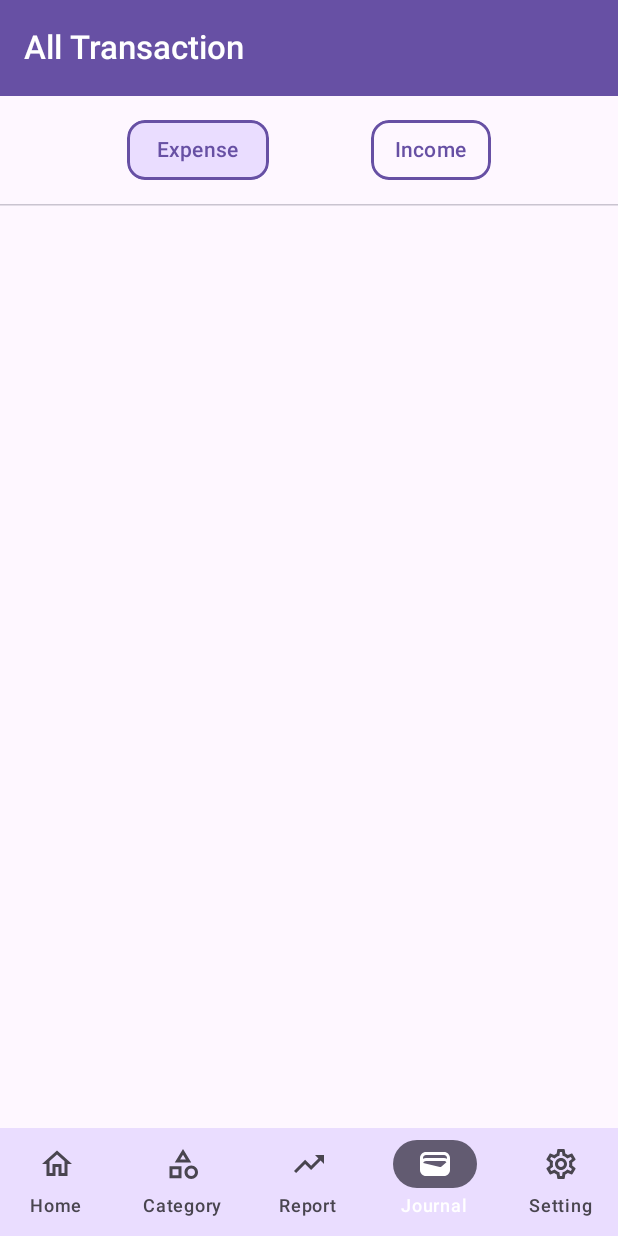
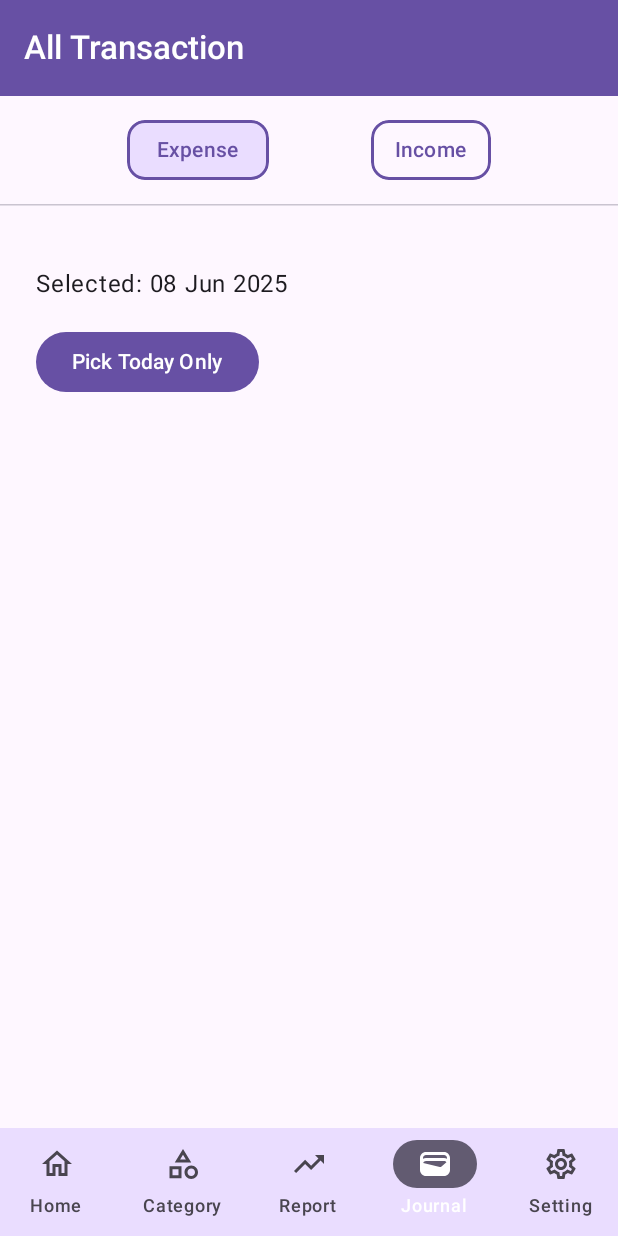
Before and after one commit to dipuvarma/Fin_Slice, an Android app built with Jetpack Compose: the MainScreen screen opened through its navigation route, item 4 of the bottom bar chosen, on a phone screen of 412 x 824 dp. Run offline under Robolectric (Android 15) with nearby library versions, the phone set to English and light mode, and no system bars; our stand-ins replace Dagger/Hilt's generated code.

Commit message:
date picker added

```diff
--- a/app/build.gradle.kts
+++ b/app/build.gradle.kts
@@ -86,6 +86,7 @@ dependencies {
 
     implementation ("com.google.code.gson:gson:2.13.1")
 
+    implementation("androidx.compose.material3:material3:1.4.0-alpha15")
 
 
 }
--- a/app/src/main/java/com/dipuguide/finslice/presentation/screens/history/ExpenseHistoryScreen.kt
+++ b/app/src/main/java/com/dipuguide/finslice/presentation/screens/history/ExpenseHistoryScreen.kt
@@ -1,7 +1,8 @@
 package com.dipuguide.finslice.presentation.screens.history
 
-import android.widget.Toast
-import androidx.collection.CircularArray
+import android.os.Build
+import android.util.Log
+import androidx.annotation.RequiresApi
 import androidx.compose.foundation.background
 import androidx.compose.foundation.layout.Arrangement
 import androidx.compose.foundation.layout.Box
@@ -11,20 +12,15 @@ import androidx.compose.foundation.layout.fillMaxSize
 import androidx.compose.foundation.layout.fillMaxWidth
 import androidx.compose.foundation.layout.padding
 import androidx.compose.foundation.layout.size
-import androidx.compose.foundation.layout.width
 import androidx.compose.foundation.layout.widthIn
 import androidx.compose.foundation.lazy.LazyColumn
 import androidx.compose.foundation.lazy.items
 import androidx.compose.foundation.shape.CircleShape
 import androidx.compose.foundation.shape.RoundedCornerShape
 import androidx.compose.material.icons.Icons
-import androidx.compose.material.icons.automirrored.filled.ReceiptLong
-import androidx.compose.material.icons.automirrored.filled.ShowChart
-import androidx.compose.material.icons.automirrored.filled.TrendingUp
 import androidx.compose.material.icons.filled.AttachMoney
 import androidx.compose.material.icons.filled.Business
 import androidx.compose.material.icons.filled.CardGiftcard
-import androidx.compose.material.icons.filled.Home
 import androidx.compose.material.icons.filled.HomeWork
 import androidx.compose.material.icons.filled.Receipt
 import androidx.compose.material.icons.filled.ReceiptLong
@@ -33,38 +29,140 @@ import androidx.compose.material.icons.filled.ShoppingCart
 import androidx.compose.material.icons.filled.ShowChart
 import androidx.compose.material.icons.filled.TrendingUp
 import androidx.compose.material.icons.filled.Work
+import androidx.compose.material3.Button
+import androidx.compose.material3.DatePicker
+import androidx.compose.material3.DatePickerDefaults
+import androidx.compose.material3.DatePickerDialog
+import androidx.compose.material3.DatePickerFormatter
+import androidx.compose.material3.DisplayMode
+import androidx.compose.material3.ExperimentalMaterial3Api
 import androidx.compose.material3.Icon
 import androidx.compose.material3.MaterialTheme
+import androidx.compose.material3.SelectableDates
 import androidx.compose.material3.Surface
 import androidx.compose.material3.Text
-import androidx.compose.runtime.Composable
+import androidx.compose.material3.TextButton
+import androidx.compose.material3.rememberDatePickerState
 import androidx.compose.runtime.*
-import androidx.compose.runtime.collectAsState
 import androidx.compose.ui.Alignment
 import androidx.compose.ui.Modifier
 import androidx.compose.ui.draw.clip
 import androidx.compose.ui.graphics.Brush
-import androidx.compose.ui.graphics.RectangleShape
 import androidx.compose.ui.platform.LocalContext
 import androidx.compose.ui.text.font.FontWeight
 import androidx.compose.ui.text.style.TextOverflow
-import androidx.compose.ui.tooling.preview.Preview
 import androidx.compose.ui.unit.dp
-import com.dipuguide.finslice.presentation.navigation.Home
-import com.dipuguide.finslice.presentation.screens.main.transaction.ExpenseTransactionUiEvent
 import com.dipuguide.finslice.presentation.screens.main.transaction.ExpenseTransactionViewModel
+import com.dipuguide.finslice.utils.formatTimestampToDateTime
+import java.text.SimpleDateFormat
+import java.time.Instant
+import java.time.LocalDate
+import java.time.ZoneId
+import java.time.ZoneOffset
+import java.time.ZonedDateTime
+import java.time.format.DateTimeFormatter
+import java.util.Calendar
+import java.util.Locale
+import java.util.TimeZone
 
+
+@Suppress("AutoBoxing")
+@RequiresApi(Build.VERSION_CODES.O)
+@OptIn(ExperimentalMaterial3Api::class)
 @Composable
 fun ExpenseHistoryScreen(
     expenseViewModel: ExpenseTransactionViewModel,
+    historyViewModel: TransactionHistoryViewModel,
 ) {
 
     val allUiState by expenseViewModel.allExpenseUiState.collectAsState()
+
+    val selectedDate by historyViewModel.selectedDate.collectAsState()
+
+    val formatter = SimpleDateFormat("dd MMM yyyy", Locale.getDefault())
+
+    var showDialog by remember { mutableStateOf(false) }
+
+
+    val todayMillis = remember {
+        LocalDate.now(ZoneOffset.UTC)  // Force UTC date
+            .atStartOfDay(ZoneOffset.UTC) // Midnight UTC
+            .toInstant()
+            .toEpochMilli()
+    }
+    Log.d("todayMillis", "ExpenseHistoryScreen: $todayMillis")
+    val datePickerState = rememberDatePickerState(
+        initialSelectedDateMillis = todayMillis,
+        initialDisplayedMonthMillis = todayMillis,
+        initialDisplayMode = DisplayMode.Picker,
+        selectableDates = object : SelectableDates {
+            override fun isSelectableDate(utcTimeMillis: Long): Boolean {
+                // Example: Disable future dates
+                return utcTimeMillis <= todayMillis
+            }
+        },
+        yearRange = 1900..LocalDate.now().year
+    )
+
+    if (showDialog) {
+        DatePickerDialog(
+            onDismissRequest = { showDialog = false },
+            confirmButton = {
+                TextButton(
+                    onClick = {
+                        datePickerState.selectedDateMillis?.let { millis ->
+                            historyViewModel.setDate(millis)
+                        }
+                        showDialog = false
+                    },
+                    enabled = datePickerState.selectedDateMillis != null
+                ) {
+                    Text("OK")
+                }
+            },
+            dismissButton = {
+                TextButton(onClick = { showDialog = false }) {
+                    Text("Cancel")
+                }
+            }
+        ) {
+            DatePicker(
+                state = datePickerState,
+                dateFormatter = remember { DatePickerDefaults.dateFormatter() }
+            )
+        }
+    }
+
+
 
     LazyColumn(
         modifier = Modifier.fillMaxSize(),
         verticalArrangement = Arrangement.Top,
     ) {
+        item {
+            Surface(modifier = Modifier.fillMaxSize()) {
+                Column(
+                    modifier = Modifier
+                        .fillMaxSize()
+                        .padding(24.dp),
+                    verticalArrangement = Arrangement.spacedBy(16.dp)
+                ) {
+                    Text(
+                        text = datePickerState.selectedDateMillis?.let { millis ->
+                            val date = Instant.ofEpochMilli(millis)
+                                .atZone(ZoneId.systemDefault())
+                                .toLocalDate()
+                            "Selected: ${DateTimeFormatter.ofPattern("dd MMM yyyy").format(date)}"
+                        } ?: "No date selected",
+                        style = MaterialTheme.typography.bodyLarge
+                    )
+
+                    Button(onClick = { showDialog = true }) {
+                        Text("Pick Today Only")
+                    }
+                }
+            }
+        }
         items(allUiState.expenseTransactionList, key = { it.id!! }) { expense ->
             TransactionCardComp(
                 category = expense.category,
--- a/app/src/main/java/com/dipuguide/finslice/presentation/screens/history/TransactionHistoryScreen.kt
+++ b/app/src/main/java/com/dipuguide/finslice/presentation/screens/history/TransactionHistoryScreen.kt
@@ -116,7 +116,10 @@ fun TransactionHistoryScreen(
                 .fillMaxWidth()
                 .weight(1f)) {
                 when (selectedTab) {
-                    0 -> ExpenseHistoryScreen(expenseViewModel)
+                    0 -> ExpenseHistoryScreen(
+                        expenseViewModel,
+                        historyViewModel
+                    )
                     1 -> IncomeHistoryScreen(incomeViewModel)
                 }
             }
--- a/app/src/main/java/com/dipuguide/finslice/presentation/screens/history/TransactionHistoryViewModel.kt
+++ b/app/src/main/java/com/dipuguide/finslice/presentation/screens/history/TransactionHistoryViewModel.kt
@@ -22,6 +22,15 @@ import androidx.compose.runtime.setValue
 import androidx.compose.ui.graphics.vector.ImageVector
 import androidx.lifecycle.ViewModel
 import dagger.hilt.android.lifecycle.HiltViewModel
+import kotlinx.coroutines.flow.MutableStateFlow
+import kotlinx.coroutines.flow.StateFlow
+import kotlinx.coroutines.flow.asStateFlow
+import java.text.SimpleDateFormat
+import java.time.Instant
+import java.time.LocalDate
+import java.time.ZoneId
+import java.util.Date
+import java.util.Locale
 
 
 class TransactionHistoryViewModel : ViewModel() {
@@ -33,4 +42,14 @@ class TransactionHistoryViewModel : ViewModel() {
     }
 
 
+
+
+    private val _selectedDate = MutableStateFlow<Long?>(null)
+    val selectedDate: StateFlow<Long?> = _selectedDate.asStateFlow()
+
+    fun setDate(millis: Long) {
+        _selectedDate.value = millis
+    }
+
+
 }
```
